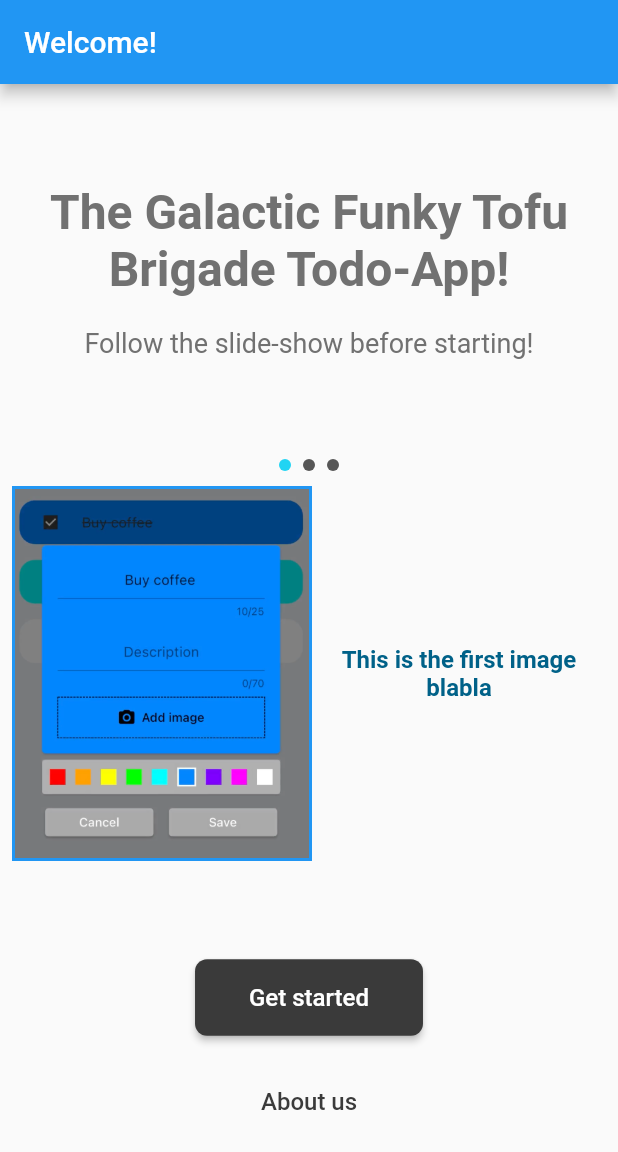
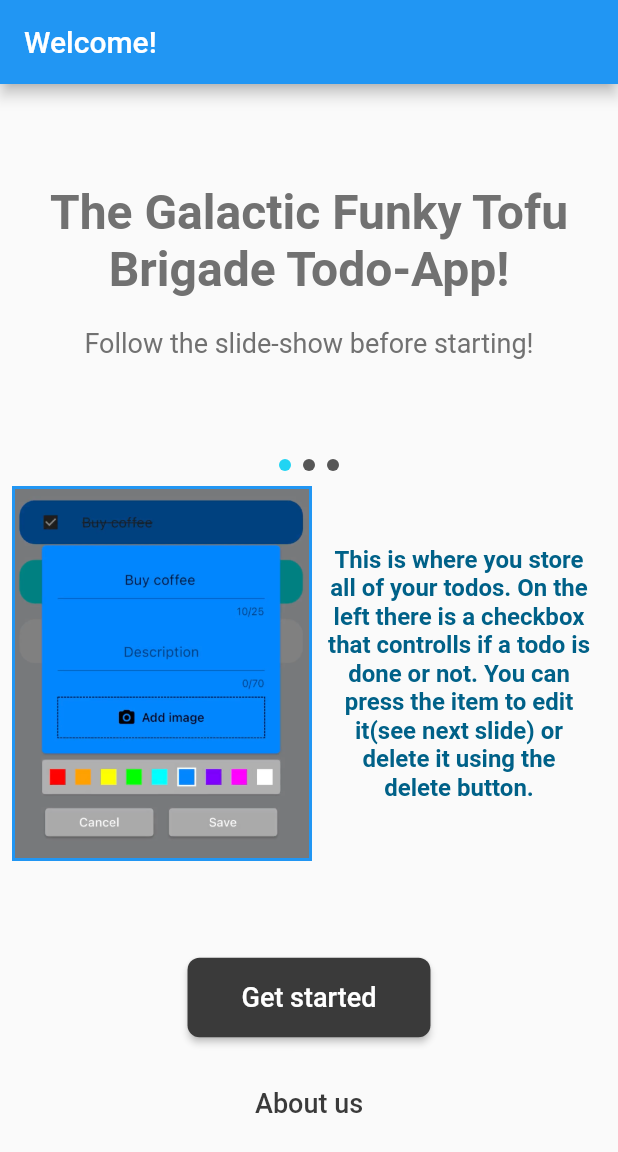
Before and after one commit to Juandr0/todo_app, a Flutter app: the screen it shows after launch, on a phone screen of 412 x 824 dp. Shown: the top 1152 px of the screen. Run offline on Flutter 3.47's test engine with Material 2 defaults, Android fonts, the phone set to English and light mode, and no system bars; our stand-ins replace dotted_border, image_picker, shared_preferences.

Commit message:
Updated sizes

```diff
--- a/lib/constants/app_sizes.dart
+++ b/lib/constants/app_sizes.dart
@@ -4,12 +4,4 @@ class AppSizes {
   static const inline = 5.0;
   static const within = 10.0;
   static const between = 20.0;
-
-  static const titleText = 32.0;
-  static const subtitleText = 18.0;
-  static const buttonText = 16.0;
-  static const borderRadius = 8.0;
-  static const imageBoxHeight = 250.0;
-  static const imageBoxWidht = 200.0;
-  static const imageBorder = 2.0;
 }
--- a/lib/constants/strings.dart
+++ b/lib/constants/strings.dart
@@ -9,10 +9,12 @@ class Strings {
   static const String aboutUsButton = 'About us';
 
   static const String imageOnePath = 'assets/note.png';
-  static const String imageOneText = 'This is the first image blabla';
+  static const String imageOneText =
+      'This is where you store all of your todos. On the left there is a checkbox that controlls if a todo is done or not. You can press the item to edit it(see next slide) or delete it using the delete button.';
 
   static const String imageTwoPath = 'assets/note.png';
-  static const String imageTwoText = 'This is the second image blobloblo';
+  static const String imageTwoText =
+      'This is what it looks like when you add a new todo, or press one from the list. You can easily edit the title or the description, aswell as change color and add a image to make it more personal.';
 
   static const String imageThreePath = 'assets/note.png';
   static const String imageThreeText = 'This is the third image bliblibli';
--- /dev/null
+++ b/lib/models/image-data.dart
@@ -0,0 +1,6 @@
+class ImageData {
+  final String imagePath;
+  final String description;
+
+  ImageData(this.imagePath, this.description);
+}
--- a/lib/screens/welcome-screen.dart
+++ b/lib/screens/welcome-screen.dart
@@ -3,30 +3,16 @@ import 'package:todo_app/constants/app_sizes.dart';
 import 'package:todo_app/constants/colors.dart';
 import 'package:todo_app/constants/strings.dart';
 import 'package:todo_app/shared-preferences.dart';
+import 'package:todo_app/models/image-data.dart';
 
 class WelcomeScreen extends StatefulWidget {
   @override
   _WelcomeScreenState createState() => _WelcomeScreenState();
 }
 
-class ImageData {
-  final String imagePath;
-  final String description;
-
-  ImageData(this.imagePath, this.description);
-}
-
 class _WelcomeScreenState extends State<WelcomeScreen> {
   final Color buttonColor = darkGrey;
   final Color textColor = lightGrey;
-  final double titleFontSize = AppSizes.titleText;
-  final double subtitleFontSize = AppSizes.subtitleText;
-  final double buttonFontSize = AppSizes.buttonText;
-  final double paddingValue = AppSizes.between;
-  final double verticalSpacing = AppSizes.between;
-  final double buttonSpacing = AppSizes.between * 2;
-  final BorderRadius buttonBorderRadius =
-      BorderRadius.circular(AppSizes.borderRadius);
 
   final List<ImageData> imageData = [
     ImageData(Strings.imageOnePath, Strings.imageOneText),
@@ -40,23 +26,24 @@ class _WelcomeScreenState extends State<WelcomeScreen> {
     return Expanded(
       flex: 1,
       child: Padding(
-        padding: EdgeInsets.all(paddingValue),
+        padding: EdgeInsets.all(AppSizes.between),
         child: Column(
           mainAxisAlignment: MainAxisAlignment.center,
           children: <Widget>[
             Text(
               Strings.tofuName,
               style: TextStyle(
-                fontSize: titleFontSize,
+                fontSize: AppSizes.within * 3.2,
                 fontWeight: FontWeight.bold,
                 color: textColor,
               ),
               textAlign: TextAlign.center,
             ),
-            SizedBox(height: verticalSpacing),
+            SizedBox(height: AppSizes.between),
             Text(
               Strings.followSlideShow,
-              style: TextStyle(fontSize: subtitleFontSize, color: textColor),
+              style:
+                  TextStyle(fontSize: AppSizes.within * 1.8, color: textColor),
               textAlign: TextAlign.center,
             ),
           ],
@@ -76,7 +63,7 @@ class _WelcomeScreenState extends State<WelcomeScreen> {
             height: AppSizes
                 .within), //Little space between indicator and imageslider
         SizedBox(
-          height: AppSizes.imageBoxHeight,
+          height: AppSizes.within * 25,
           child: PageView.builder(
             onPageChanged: (index) {
               setState(() {
@@ -87,16 +74,16 @@ class _WelcomeScreenState extends State<WelcomeScreen> {
             itemBuilder: (BuildContext context, int index) {
               return Padding(
                 padding: const EdgeInsets.symmetric(
-                    horizontal: AppSizes.borderRadius),
+                    horizontal: AppSizes.within * 0.8),
                 child: Row(
                   children: [
                     // Image
                     Container(
-                      width: AppSizes.imageBoxWidht,
+                      width: AppSizes.within * 20,
                       decoration: BoxDecoration(
                         border: _selectedIndex == index
                             ? Border.all(
-                                color: Colors.blue, width: AppSizes.imageBorder)
+                                color: Colors.blue, width: AppSizes.inlineText)
                             : null,
                       ),
                       child: ClipRect(
@@ -109,19 +96,19 @@ class _WelcomeScreenState extends State<WelcomeScreen> {
                     // Description Box
                     Expanded(
                       child: Container(
-                        padding: const EdgeInsets.all(AppSizes.borderRadius),
+                        padding: const EdgeInsets.all(AppSizes.within * 0.8),
                         margin: const EdgeInsets.symmetric(
-                            horizontal: AppSizes.borderRadius),
+                            horizontal: AppSizes.inlineText),
                         child: Center(
                           child: Text(
                             imageData[index].description,
                             style: const TextStyle(
-                              fontSize: AppSizes.buttonText,
+                              fontSize: AppSizes.within * 1.6,
                               fontWeight: FontWeight.bold,
                               color: descriptionTextColor,
                             ),
                             textAlign: TextAlign.center,
-                            maxLines: 10,
+                            maxLines: 12,
                             overflow: TextOverflow.ellipsis,
                           ),
                         ),
@@ -152,20 +139,21 @@ class _WelcomeScreenState extends State<WelcomeScreen> {
               backgroundColor: MaterialStateProperty.all<Color>(buttonColor),
               shape: MaterialStateProperty.all<OutlinedBorder>(
                 RoundedRectangleBorder(
-                  borderRadius: buttonBorderRadius,
+                  borderRadius: BorderRadius.circular(AppSizes.within * 0.8),
                 ),
               ),
             ),
-            child: Padding(
-              padding: const EdgeInsets.symmetric(
-                  vertical: AppSizes.buttonText, horizontal: AppSizes.between),
+            child: const Padding(
+              padding: EdgeInsets.symmetric(
+                  vertical: AppSizes.within * 1.6,
+                  horizontal: AppSizes.between),
               child: Text(
                 Strings.getStarted,
-                style: TextStyle(fontSize: buttonFontSize),
+                style: TextStyle(fontSize: AppSizes.within * 1.8),
               ),
             ),
           ),
-          SizedBox(height: verticalSpacing),
+          SizedBox(height: AppSizes.between),
           TextButton(
             onPressed: () {
               showDialog(
@@ -176,7 +164,8 @@ class _WelcomeScreenState extends State<WelcomeScreen> {
             },
             child: Text(
               Strings.aboutUsButton,
-              style: TextStyle(fontSize: buttonFontSize, color: buttonColor),
+              style: TextStyle(
+                  fontSize: AppSizes.within * 1.8, color: buttonColor),
             ),
           ),
         ],
@@ -217,8 +206,8 @@ class ImageSliderIndicator extends StatelessWidget {
         itemCount,
         (index) => Container(
           margin: EdgeInsets.symmetric(horizontal: 4.0),
-          width: AppSizes.borderRadius,
-          height: AppSizes.borderRadius,
+          width: AppSizes.within * 0.8,
+          height: AppSizes.within * 0.8,
           decoration: BoxDecoration(
             shape: BoxShape.circle,
             color: selectedIndex == index ? selectedColor : passiveColor,
@@ -237,7 +226,7 @@ class AboutUsDialog extends StatelessWidget {
       content: const SingleChildScrollView(
         child: Text(
           Strings.aboutUs,
-          style: TextStyle(fontSize: 18.0),
+          style: TextStyle(fontSize: AppSizes.within * 1.8),
         ),
       ),
       actions: <Widget>[
```
